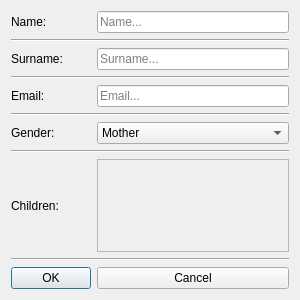
Above: TullipApp/ParentDialog.ui from Tryndo225/TullipApp before the change. Below: the same form after it.
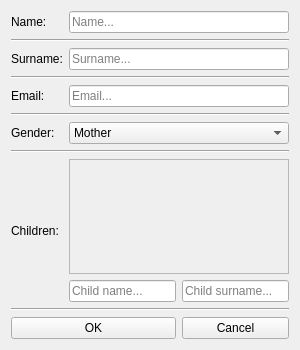
That is the form after the change.

Commit message: Add lesson view and dialog. Fix import / export and child name_surname search. TODO : Attendance

```diff
--- a/TullipApp/ParentDialog.ui
+++ b/TullipApp/ParentDialog.ui
@@ -7,7 +7,7 @@
     <x>0</x>
     <y>0</y>
     <width>300</width>
-    <height>300</height>
+    <height>350</height>
    </rect>
   </property>
   <property name="sizePolicy">
@@ -19,78 +19,13 @@
   <property name="minimumSize">
    <size>
     <width>300</width>
-    <height>300</height>
+    <height>350</height>
    </size>
   </property>
   <property name="windowTitle">
    <string>ParentDialog</string>
   </property>
   <layout class="QGridLayout" name="gridLayout">
-   <item row="4" column="1">
-    <widget class="QLineEdit" name="email_edit">
-     <property name="text">
-      <string/>
-     </property>
-     <property name="placeholderText">
-      <string>Email...</string>
-     </property>
-     <property name="clearButtonEnabled">
-      <bool>true</bool>
-     </property>
-    </widget>
-   </item>
-   <item row="1" column="0" colspan="2">
-    <widget class="Line" name="line">
-     <property name="orientation">
-      <enum>Qt::Orientation::Horizontal</enum>
-     </property>
-    </widget>
-   </item>
-   <item row="3" column="0" colspan="2">
-    <widget class="Line" name="line_2">
-     <property name="orientation">
-      <enum>Qt::Orientation::Horizontal</enum>
-     </property>
-    </widget>
-   </item>
-   <item row="8" column="0">
-    <widget class="QLabel" name="gender_label">
-     <property name="text">
-      <string>Gender:</string>
-     </property>
-    </widget>
-   </item>
-   <item row="13" column="0">
-    <widget class="QPushButton" name="okButton">
-     <property name="text">
-      <string>OK</string>
-     </property>
-    </widget>
-   </item>
-   <item row="11" column="0">
-    <widget class="QLabel" name="children_label">
-     <property name="text">
-      <string>Children:</string>
-     </property>
-    </widget>
-   </item>
-   <item row="0" column="1">
-    <widget class="QLineEdit" name="name_edit">
-     <property name="placeholderText">
-      <string>Name...</string>
-     </property>
-     <property name="clearButtonEnabled">
-      <bool>true</bool>
-     </property>
-    </widget>
-   </item>
-   <item row="13" column="1">
-    <widget class="QPushButton" name="cancelButton">
-     <property name="text">
-      <string>Cancel</string>
-     </property>
-    </widget>
-   </item>
    <item row="2" column="0">
     <widget class="QLabel" name="surname_label">
      <property name="text">
@@ -98,6 +33,13 @@
      </property>
     </widget>
    </item>
+   <item row="8" column="0">
+    <widget class="QLabel" name="gender_label">
+     <property name="text">
+      <string>Gender:</string>
+     </property>
+    </widget>
+   </item>
    <item row="4" column="0">
     <widget class="QLabel" name="email_label">
      <property name="text">
@@ -105,10 +47,13 @@
      </property>
     </widget>
    </item>
-   <item row="12" column="0" colspan="2">
-    <widget class="Line" name="line_5">
-     <property name="orientation">
-      <enum>Qt::Orientation::Horizontal</enum>
+   <item row="12" column="1">
+    <widget class="QLineEdit" name="child_surname">
+     <property name="placeholderText">
+      <string>Child name...</string>
+     </property>
+     <property name="clearButtonEnabled">
+      <bool>true</bool>
      </property>
     </widget>
    </item>
@@ -119,8 +64,24 @@
      </property>
     </widget>
    </item>
-   <item row="11" column="1">
+   <item row="12" column="2">
+    <widget class="QLineEdit" name="child_name">
+     <property name="placeholderText">
+      <string>Child surname...</string>
+     </property>
+     <property name="clearButtonEnabled">
+      <bool>true</bool>
+     </property>
+    </widget>
+   </item>
+   <item row="11" column="1" colspan="2">
     <widget class="QScrollArea" name="children">
+     <property name="sizePolicy">
+      <sizepolicy hsizetype="Expanding" vsizetype="Expanding">
+       <horstretch>0</horstretch>
+       <verstretch>0</verstretch>
+      </sizepolicy>
+     </property>
      <property name="widgetResizable">
       <bool>true</bool>
      </property>
@@ -129,8 +90,8 @@
        <rect>
         <x>0</x>
         <y>0</y>
-        <width>194</width>
-        <height>85</height>
+        <width>224</width>
+        <height>105</height>
        </rect>
       </property>
       <layout class="QVBoxLayout" name="verticalLayout">
@@ -150,31 +111,14 @@
      </widget>
     </widget>
    </item>
-   <item row="2" column="1">
-    <widget class="QLineEdit" name="surname_edit">
-     <property name="placeholderText">
-      <string>Surname...</string>
-     </property>
-     <property name="clearButtonEnabled">
-      <bool>true</bool>
-     </property>
-    </widget>
-   </item>
-   <item row="9" column="0" colspan="2">
-    <widget class="Line" name="line_3">
+   <item row="13" column="0" colspan="3">
+    <widget class="Line" name="line_5">
      <property name="orientation">
       <enum>Qt::Orientation::Horizontal</enum>
      </property>
     </widget>
    </item>
-   <item row="6" column="0" colspan="2">
-    <widget class="Line" name="line_4">
-     <property name="orientation">
-      <enum>Qt::Orientation::Horizontal</enum>
-     </property>
-    </widget>
-   </item>
-   <item row="8" column="1">
+   <item row="8" column="1" colspan="2">
     <widget class="QComboBox" name="gender_comboBox">
      <item>
       <property name="text">
@@ -188,6 +132,94 @@
      </item>
     </widget>
    </item>
+   <item row="9" column="0" colspan="3">
+    <widget class="Line" name="line_3">
+     <property name="orientation">
+      <enum>Qt::Orientation::Horizontal</enum>
+     </property>
+    </widget>
+   </item>
+   <item row="6" column="0" colspan="3">
+    <widget class="Line" name="line_4">
+     <property name="orientation">
+      <enum>Qt::Orientation::Horizontal</enum>
+     </property>
+    </widget>
+   </item>
+   <item row="4" column="1" colspan="2">
+    <widget class="QLineEdit" name="email_edit">
+     <property name="text">
+      <string/>
+     </property>
+     <property name="placeholderText">
+      <string>Email...</string>
+     </property>
+     <property name="clearButtonEnabled">
+      <bool>true</bool>
+     </property>
+    </widget>
+   </item>
+   <item row="2" column="1" colspan="2">
+    <widget class="QLineEdit" name="surname_edit">
+     <property name="placeholderText">
+      <string>Surname...</string>
+     </property>
+     <property name="clearButtonEnabled">
+      <bool>true</bool>
+     </property>
+    </widget>
+   </item>
+   <item row="0" column="1" colspan="2">
+    <widget class="QLineEdit" name="name_edit">
+     <property name="placeholderText">
+      <string>Name...</string>
+     </property>
+     <property name="clearButtonEnabled">
+      <bool>true</bool>
+     </property>
+    </widget>
+   </item>
+   <item row="1" column="0" colspan="3">
+    <widget class="Line" name="line">
+     <property name="orientation">
+      <enum>Qt::Orientation::Horizontal</enum>
+     </property>
+    </widget>
+   </item>
+   <item row="3" column="0" colspan="3">
+    <widget class="Line" name="line_2">
+     <property name="orientation">
+      <enum>Qt::Orientation::Horizontal</enum>
+     </property>
+    </widget>
+   </item>
+   <item row="11" column="0" rowspan="2">
+    <widget class="QLabel" name="children_label">
+     <property name="text">
+      <string>Children:</string>
+     </property>
+    </widget>
+   </item>
+   <item row="14" column="2">
+    <widget class="QPushButton" name="cancelButton">
+     <property name="text">
+      <string>Cancel</string>
+     </property>
+     <property name="autoDefault">
+      <bool>false</bool>
+     </property>
+    </widget>
+   </item>
+   <item row="14" column="0" colspan="2">
+    <widget class="QPushButton" name="okButton">
+     <property name="text">
+      <string>OK</string>
+     </property>
+     <property name="autoDefault">
+      <bool>false</bool>
+     </property>
+    </widget>
+   </item>
   </layout>
  </widget>
  <layoutdefault spacing="6" margin="11"/>
```
The commit also changes 1297 other files.
